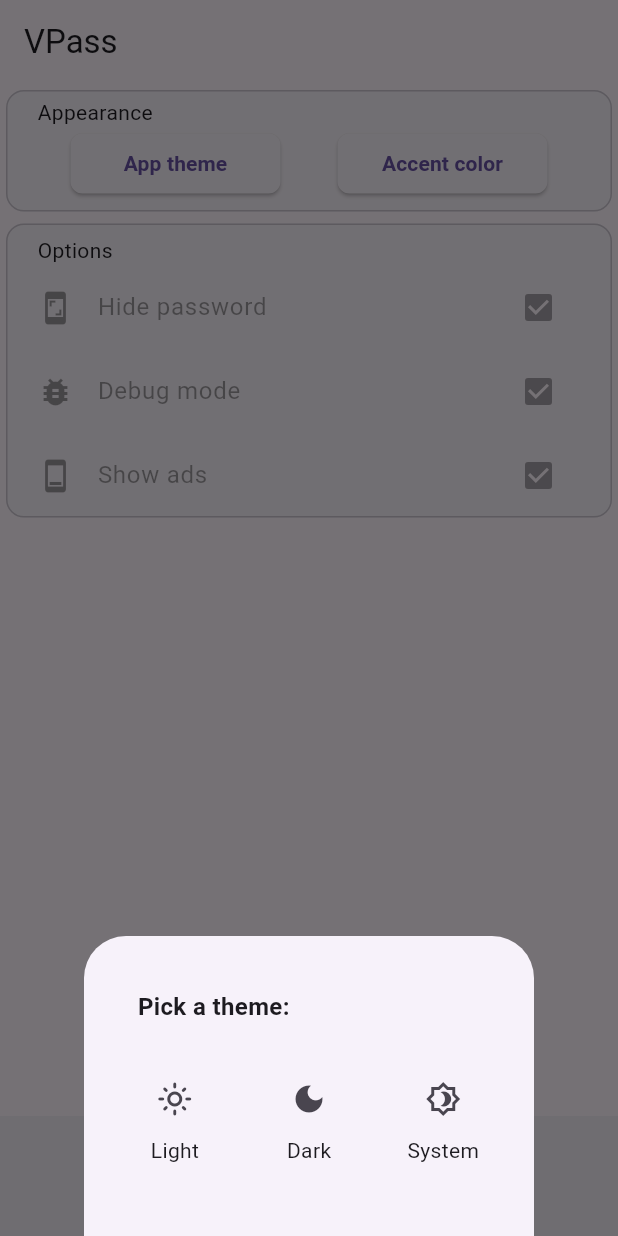
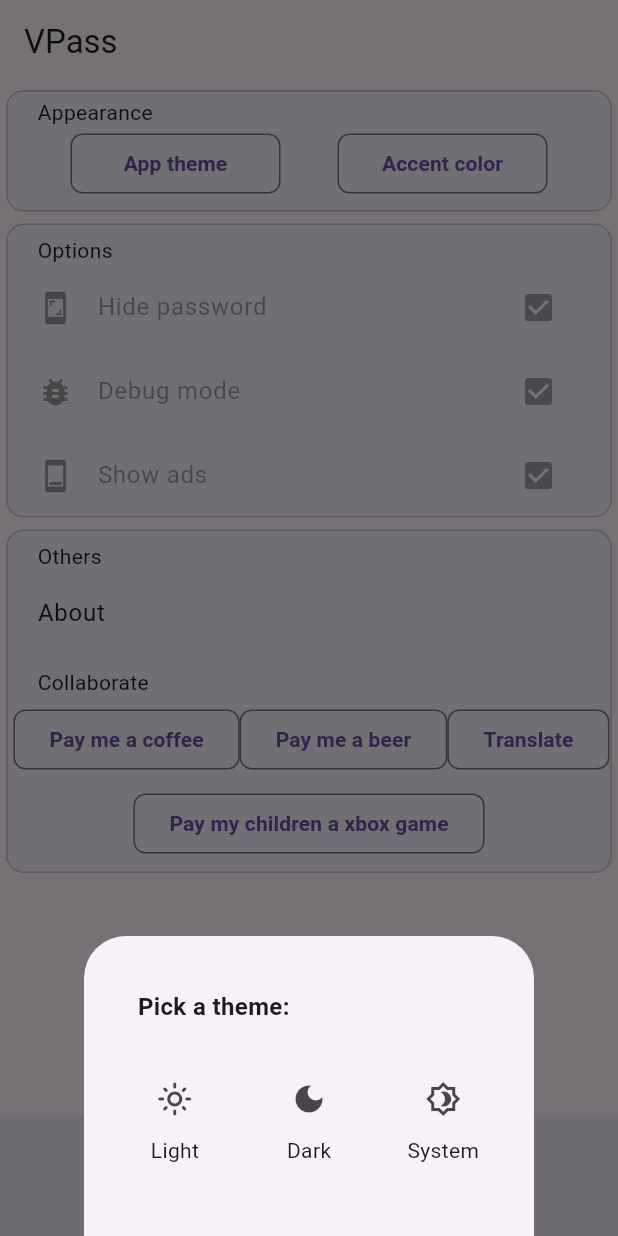
Before and after one commit to vinaooo/VPass, a Flutter app: the screen it shows after launch, item 2 of the bottom bar chosen, after a tap on "App theme", on a phone screen of 412 x 824 dp. Run offline on Flutter 3.47's test engine with Material 2 defaults, Android fonts, the light colour scheme and no system bars; drawn by our look-alikes of dynamic_color; our stand-ins replace convert, google_mobile_ads, loading_animation_widget, shared_preferences; missing offline and left inert: desktop_window; network calls fail.

Commit message:
modified:   lib/generator.dart 	modified:   lib/globals.dart 	modified:   lib/home.dart 	modified:   lib/main.dart 	modified:   lib/settings.dart 	modified:   pubspec.lock 	modified:   pubspec.yaml

```diff
--- a/lib/generator.dart
+++ b/lib/generator.dart
@@ -8,6 +8,7 @@ import 'package:convert/convert.dart';
 import 'dart:convert';
 import 'package:loading_animation_widget/loading_animation_widget.dart';
 import 'package:google_mobile_ads/google_mobile_ads.dart';
+import 'dart:io' show Platform;
 
 import 'ad_helper.dart';
 import 'clipboard.dart';
@@ -62,7 +63,7 @@ class _PasswordGeneratorPageState extends State<PasswordGeneratorPage> {
   String aliasText = "";
   String secretText = "";
 
-  bool internDebug = true; //put true for debug messages in console
+  bool internDebug = false; //put true for debug messages in console
   bool speCharSwitch = true;
 
   bool numberSwitch = true;
@@ -149,7 +150,7 @@ ABCDEFGHIJKLMNOPQRSTUVWXYZabcdefghijklmnopqrstuvwxyzz0123456789!@#\$%^&*()_+-=[]
     if (speCharSwitch == false) password = removeSpecChar(password);
     if (capLettersSwitch == false) password = password.toLowerCase();
 
-    print(password.substring(0, currentSliderValue));
+    //print(password.substring(0, currentSliderValue));
 
     return password.substring(
         0, currentSliderValue); //mensagem do sem senha, ou sei la
@@ -293,9 +294,7 @@ ABCDEFGHIJKLMNOPQRSTUVWXYZabcdefghijklmnopqrstuvwxyzz0123456789!@#\$%^&*()_+-=[]
   @override
   void initState() {
     super.initState();
-
-    // ignore: todo
-    // TODO: Load a banner ad
+    if (Platform.isAndroid == true) {
       BannerAd(
         adUnitId: AdHelper.bannerAdUnitId,
         size: AdSize.banner,
@@ -309,11 +308,12 @@ ABCDEFGHIJKLMNOPQRSTUVWXYZabcdefghijklmnopqrstuvwxyzz0123456789!@#\$%^&*()_+-=[]
           onAdFailedToLoad: (ad, error) {
             // Releases an ad resource when it fails to load
             ad.dispose();
-          print('Ad load failed (code=${error.code} message=${error.message})');
+            print(
+                'Ad load failed (code=${error.code} message=${error.message})');
           },
         ),
       ).load();
-
+    }
     aliasObscure = false;
   }
 
@@ -402,10 +402,12 @@ ABCDEFGHIJKLMNOPQRSTUVWXYZabcdefghijklmnopqrstuvwxyzz0123456789!@#\$%^&*()_+-=[]
                                       ),
                                       labelText: 'Alias *',
                                       hintText: "Enter an alias",
+                                      filled: true,
                                       border: const OutlineInputBorder(
                                           borderRadius: BorderRadius.all(
                                               Radius.circular(12)),
-                                      ),
+                                          borderSide:
+                                              BorderSide(color: Colors.red)),
                                       contentPadding:
                                           const EdgeInsets.symmetric(
                                               vertical: 10.0, horizontal: 12),
@@ -568,19 +570,23 @@ ABCDEFGHIJKLMNOPQRSTUVWXYZabcdefghijklmnopqrstuvwxyzz0123456789!@#\$%^&*()_+-=[]
                                           mainAxisSize: MainAxisSize.min,
                                           children: <Widget>[
                                             Container(
-                                              width: bannerAd?.size.width
-                                                  .toDouble(),
+                                              width: Platform.isAndroid
+                                                  ? bannerAd?.size.width
+                                                      .toDouble()
+                                                  : 200,
                                               height: 72.0,
                                               alignment: Alignment.center,
                                               child: bannerAd != null
                                                   ? AdWidget(ad: bannerAd!)
                                                   : Center(
-                                                      child:
-                                                          LoadingAnimationWidget
+                                                      child: Platform.isAndroid
+                                                          ? LoadingAnimationWidget
                                                               .waveDots(
-                                                        color: Colors.yellow,
+                                                              color:
+                                                                  Colors.yellow,
                                                               size: 50,
-                                                      ),
+                                                            )
+                                                          : null,
                                                     ),
                                             ),
                                             SizedBox(
--- a/lib/globals.dart
+++ b/lib/globals.dart
@@ -1,17 +1,18 @@
 import 'package:flutter/material.dart';
 import 'dart:core';
 
+bool systemIsDesktop = false;
 
 enum ColorSeed {
   baseColor ('M3 Baseline', Color(0xff6750a4)),
-  indigo    ('Indigo',      Colors.indigo),
-  blue      ('Blue',        Colors.blue),
-  teal      ('Teal',        Colors.teal),
-  green     ('Green',       Colors.green),
-  yellow    ('Yellow',      Colors.yellow),
-  orange    ('Orange',      Colors.orange),
+  indigo('Indigo', Colors.indigo),
+  blue('Blue', Colors.blue),
+  teal('Teal', Colors.teal),
+  green('Green', Colors.green),
+  yellow('Yellow', Colors.yellow),
+  orange('Orange', Colors.orange),
   deepOrange('Deep Orange', Colors.deepOrange),
-  pink      ('Pink',        Colors.pink);
+  pink('Pink', Colors.pink);
 
   const ColorSeed(this.label, this.color);
   final String label;
--- a/lib/home.dart
+++ b/lib/home.dart
@@ -66,6 +66,12 @@ class _HomeState extends State<Home> with SingleTickerProviderStateMixin {
 
     final double width = MediaQuery.of(context).size.width;
     final AnimationStatus status = controller.status;
+
+    if (systemIsDesktop == true) {
+      showMediumSizeLayout = false;
+      showLargeSizeLayout = true;
+      controller.value = 1;
+    } else {
       if (width > mediumWidthBreakpoint) {
         if (width > largeWidthBreakpoint) {
           showMediumSizeLayout = false;
@@ -89,6 +95,7 @@ class _HomeState extends State<Home> with SingleTickerProviderStateMixin {
       if (!controllerInitialized) {
         controllerInitialized = true;
         controller.value = width > mediumWidthBreakpoint ? 1 : 0;
+      }
     }
   }
 
--- a/lib/main.dart
+++ b/lib/main.dart
@@ -20,30 +20,21 @@ void main() async {
   if (Platform.isLinux == true ||
       Platform.isWindows == true ||
       Platform.isMacOS == true) {
-    DesktopWindow.setMinWindowSize(const Size(460, 900));
+    systemIsDesktop = true;
+    DesktopWindow.setWindowSize(const Size(784, 850));
+    DesktopWindow.setMinWindowSize(const Size(784, 820));
+  } else {
+    systemIsDesktop == false;
   }
   MobileAds.instance.initialize();
-  debugPaintSizeEnabled = false;
   WidgetsFlutterBinding.ensureInitialized();
 }
-
-
 
 class Vpass extends StatefulWidget {
   const Vpass({super.key});
 
   @override
   State<Vpass> createState() => _VpassState();
-
-  //  void initState() {
-  //     secureScreen();
-  //     super.initState();
-  //  }
-
-  //  void dispose(){
-  //     super.dispose();
-  //     await FlutterWindowManager.clearFlags(FlutterWindowManager.FLAG_SECURE);
-  //  }
 }
 
 class _VpassState extends State<Vpass> {
@@ -123,7 +114,7 @@ class _VpassState extends State<Vpass> {
 
   void handleBrightnessChange(bool useLightMode) {
     setState(() {
-      print('handleBrightnessChange:     $useLightMode');
+      //print('handleBrightnessChange:     $useLightMode');
       themeMode = useLightMode ? ThemeMode.light : ThemeMode.dark;
     });
   }
--- a/lib/settings.dart
+++ b/lib/settings.dart
@@ -28,7 +28,137 @@ class _SettingsScreenState extends State<SettingsScreen> {
           BottomSheetSection(
               handleBrightnessChange: widget.handleBrightnessChange,
               handleColorSelect: widget.handleColorSelect),
-          const OptionsSection()
+          const OptionsSection(),
+          const OthersSection(),
+        ],
+      ),
+    );
+  }
+}
+
+class OthersSection extends StatefulWidget {
+  const OthersSection({super.key});
+
+  @override
+  State<OthersSection> createState() => _OthersSectionState();
+}
+
+class _OthersSectionState extends State<OthersSection> {
+  bool debugMode = true;
+  bool printScreen = false;
+
+  void _showDialog() {
+    showAboutDialog(
+        context: context,
+        applicationName: 'VPass',
+        applicationIcon: const FlutterLogo(),
+        applicationVersion: '0.1.a',
+        children: [
+          const Text('This is an About Dialog in Flutter'),
+        ]);
+  }
+
+  @override
+  Widget build(BuildContext context) {
+    return ComponentDecoration(
+      child: Wrap(
+        alignment: WrapAlignment.spaceEvenly,
+        children: [
+          Padding(
+            padding: const EdgeInsets.fromLTRB(0, 0, 0, 5),
+            child: Column(
+              children: <Widget>[
+                const Padding(
+                  padding: EdgeInsets.fromLTRB(16, 8, 0, 0),
+                  child: Row(
+                    children: [
+                      Text('Others'),
+                    ],
+                  ),
+                ),
+                ListTile(
+                  title: const Text('About'),
+                  onTap: _showDialog,
+                ),
+                const Padding(
+                  padding: EdgeInsets.fromLTRB(16, 8, 0, 0),
+                  child: Row(
+                    children: [
+                      Text('Collaborate'),
+                    ],
+                  ),
+                ),
+                Column(
+                  children: [
+                    Padding(
+                      padding: const EdgeInsets.fromLTRB(0, 4, 0, 4),
+                      child: Row(
+                        mainAxisAlignment: MainAxisAlignment.spaceEvenly,
+                        children: [
+                          OutlinedButton(
+                            style: OutlinedButton.styleFrom(
+                              shape: RoundedRectangleBorder(
+                                borderRadius: BorderRadius.circular(8),
+                              ),
+                            ),
+                            child: const Text(
+                              'Pay me a coffee',
+                              style: TextStyle(fontWeight: FontWeight.bold),
+                            ),
+                            onPressed: () {},
+                          ),
+                          OutlinedButton(
+                            style: OutlinedButton.styleFrom(
+                              shape: RoundedRectangleBorder(
+                                borderRadius: BorderRadius.circular(8),
+                              ),
+                            ),
+                            child: const Text(
+                              'Pay me a beer',
+                              style: TextStyle(fontWeight: FontWeight.bold),
+                            ),
+                            onPressed: () {},
+                          ),
+                          OutlinedButton(
+                            style: OutlinedButton.styleFrom(
+                              shape: RoundedRectangleBorder(
+                                borderRadius: BorderRadius.circular(8),
+                              ),
+                            ),
+                            child: const Text(
+                              'Translate',
+                              style: TextStyle(fontWeight: FontWeight.bold),
+                            ),
+                            onPressed: () {},
+                          ),
+                        ],
+                      ),
+                    ),
+                    Padding(
+                      padding: const EdgeInsets.fromLTRB(0, 4, 0, 4),
+                      child: Row(
+                        mainAxisAlignment: MainAxisAlignment.center,
+                        children: [
+                          OutlinedButton(
+                            style: OutlinedButton.styleFrom(
+                              shape: RoundedRectangleBorder(
+                                borderRadius: BorderRadius.circular(8),
+                              ),
+                            ),
+                            child: const Text(
+                              'Pay my children a xbox game',
+                              style: TextStyle(fontWeight: FontWeight.bold),
+                            ),
+                            onPressed: () {},
+                          ),
+                        ],
+                      ),
+                    ),
+                  ],
+                ),
+              ],
+            ),
+          ),
         ],
       ),
     );
@@ -45,7 +175,6 @@ class OptionsSection extends StatefulWidget {
 class _OptionsSectionState extends State<OptionsSection> {
   bool debugMode = true;
   bool printScreen = false;
-
 
   @override
   Widget build(BuildContext context) {
@@ -281,8 +410,8 @@ class _BottomSheetSectionState extends State<BottomSheetSection> {
                   children: [
                     SizedBox(
                       width: 140,
-                      child: ElevatedButton(
-                        style: ElevatedButton.styleFrom(
+                      child: OutlinedButton(
+                        style: OutlinedButton.styleFrom(
                           shape: RoundedRectangleBorder(
                             borderRadius: BorderRadius.circular(8),
                           ),
@@ -337,8 +466,8 @@ class _BottomSheetSectionState extends State<BottomSheetSection> {
                     ),
                     SizedBox(
                       width: 140,
-                      child: ElevatedButton(
-                        style: ElevatedButton.styleFrom(
+                      child: OutlinedButton(
+                        style: OutlinedButton.styleFrom(
                           shape: RoundedRectangleBorder(
                             borderRadius: BorderRadius.circular(8),
                           ),
--- a/pubspec.yaml
+++ b/pubspec.yaml
@@ -19,13 +19,13 @@ dependencies:
   shared_preferences: ^2.1.0
   google_mobile_ads: ^2.4.0
   loading_animation_widget: ^1.2.0+4
-  flutter_windowmanager: ^0.2.0
 
 dev_dependencies:
   flutter_test:
     sdk: flutter
 
   flutter_lints: ^2.0.0
+  dart_code_metrics: ^5.7.0
 
 
 flutter:
```
Also changed, not shown: pubspec.lock. Lines whose indentation alone changed are shown as unchanged.
